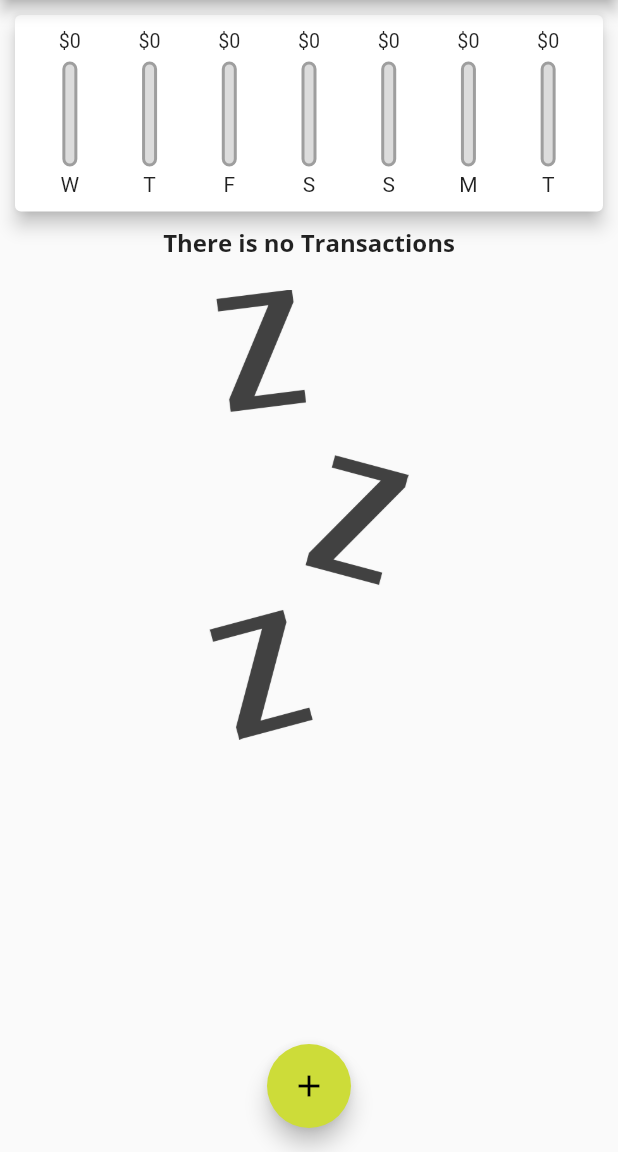
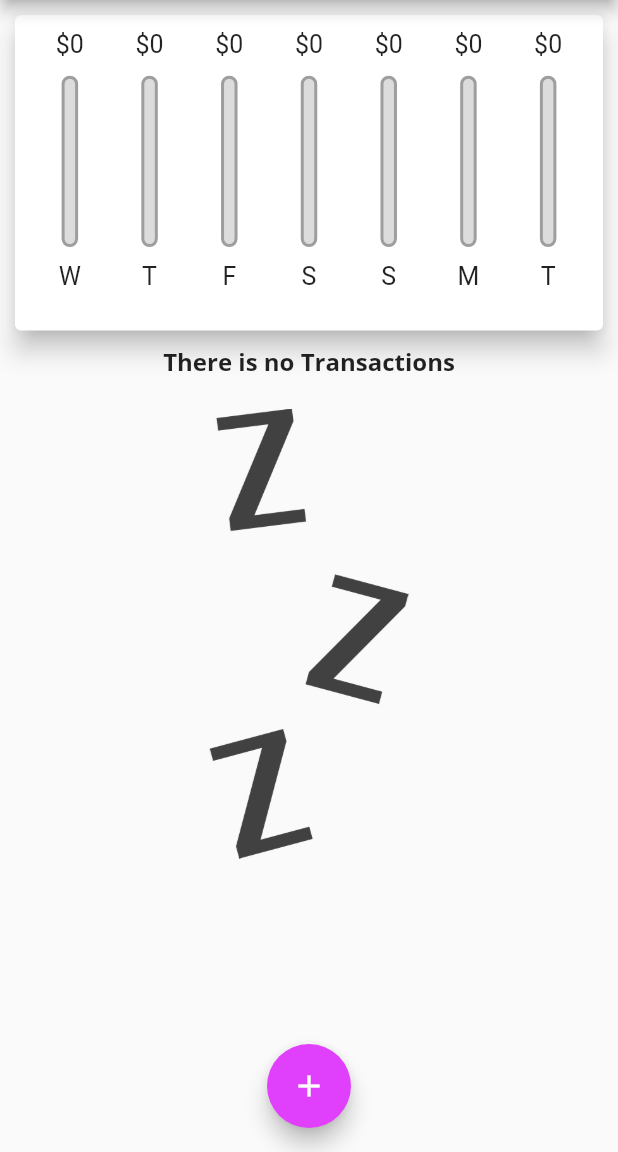
Before and after one commit to abu271200/Notes, a Flutter app: the screen it shows after launch, on a phone screen of 412 x 824 dp, the part 84-1236 px from its top. Run offline on Flutter 3.47's test engine with Material 2 defaults, Android fonts, the phone set to English and light mode, and no system bars; Roboto replaces fonts that are missing (OpenSana).

Commit message:
MediaQuery updated

```diff
--- a/lib/main.dart
+++ b/lib/main.dart
@@ -15,7 +15,7 @@
       title: 'Personal Expansive',
       theme:ThemeData(
         primarySwatch: Colors.blueGrey,
-        accentColor: Colors.lime,
+        accentColor: Colors.purpleAccent,
         fontFamily: 'QuickSand',
         textTheme: ThemeData.light().textTheme.copyWith(headline6: TextStyle(fontFamily: 'OpenSans',fontWeight: FontWeight.bold,fontSize: 16)),
         appBarTheme: AppBarTheme(
@@ -88,8 +88,7 @@
 
 @override
   Widget build(BuildContext context) {
-        return Scaffold(
-          appBar: AppBar(
+    final appBar =  AppBar(
           backgroundColor: Colors.indigo,
           title:Text('Personal Expensive'),
           actions: [
@@ -98,13 +97,25 @@
               _startAddNewTransaction(context),
             ),
           ],
-          ),
+          );
+        return Scaffold(
+          appBar: appBar,
         body:SingleChildScrollView(
           child: Column(
               crossAxisAlignment: CrossAxisAlignment.stretch,
               children: [
-                Chart(_recentTransactions),
-               TransactionList(_userTransactions, _deleteTransaction),
+                Container(height:
+                (MediaQuery.of(context).size.height -
+                appBar.preferredSize.height -
+                MediaQuery.of(context).padding.top) * 0.3,
+                child:Chart(_recentTransactions),
+                ),
+               Container(height:
+                (MediaQuery.of(context).size.height -
+                appBar.preferredSize.height -
+                MediaQuery.of(context).padding.top) * 0.7,
+                child: TransactionList(_userTransactions, _deleteTransaction),
+                ),
               ],
             ),
         ),
--- a/lib/widgets/chart.dart
+++ b/lib/widgets/chart.dart
@@ -43,7 +43,7 @@
   Widget build(BuildContext context) {
     print(groupedTransactionValues);
     return Card(
-      elevation: 5,
+      elevation: 7,
       margin: EdgeInsets.all(10),
       child: Padding(
         padding: const EdgeInsets.all(10),
--- a/lib/widgets/chart_bar.dart
+++ b/lib/widgets/chart_bar.dart
@@ -11,20 +11,21 @@
 
   @override
   Widget build(BuildContext context) {
+    return LayoutBuilder(builder: (ctx,constraints){
     return Column(
       children: [
         Container(
-          height: 15,
+          height: constraints.maxHeight *0.10,
           child: FittedBox(
           child:Text('\$${spendingAmount.toStringAsFixed(0)}'),
           ),
         ),
         SizedBox(
-          height:6,
+          height:constraints.maxHeight*0.06,
         ),
         Container(
-          height: 70,
-          width: 10,
+          height: constraints.maxHeight * 0.6,
+          width: 11,
           child: Stack(
             children: [
               Container(
@@ -49,10 +50,15 @@
           ),
         ),
          SizedBox(
-           height: 4,
+           height: constraints.maxHeight*0.05,
         ),
-        Text(label),
+        Container(height:constraints.maxHeight*0.10,
+          child: FittedBox(
+          child: Text(label),
+          ),
+          ),
       ],
-    );
+    );;
+    });
   }
 }
```
